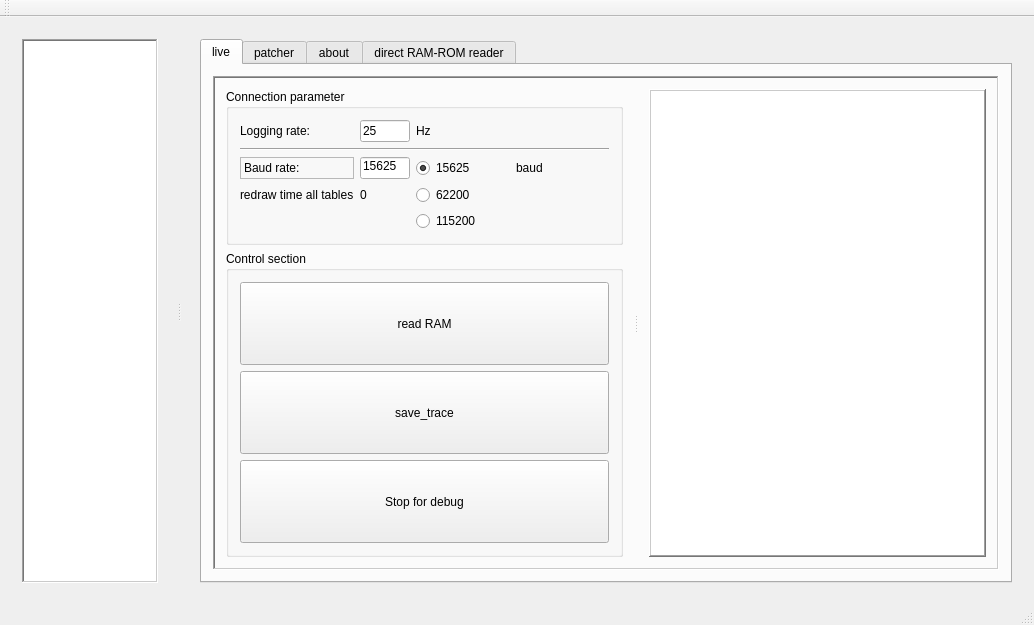
This is mainwindow.ui in DowJhob/Evo-live-map as Qt 5 draws it before an edit. The edited form follows.
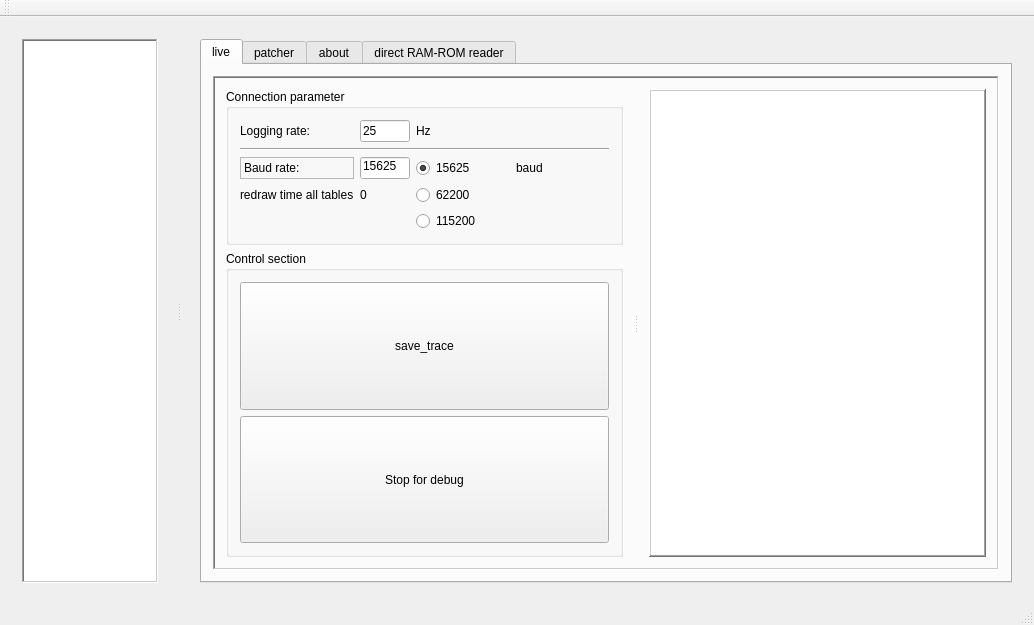
This is the edited form.

Diff of the .ui file:
```diff
--- a/mainwindow.ui
+++ b/mainwindow.ui
@@ -398,25 +398,6 @@
                   <layout class="QGridLayout" name="gridLayout_18">
                    <item row="0" column="0">
                     <layout class="QVBoxLayout" name="verticalLayout_5">
-                     <item>
-                      <widget class="QPushButton" name="read_RAM_Button">
-                       <property name="enabled">
-                        <bool>true</bool>
-                       </property>
-                       <property name="sizePolicy">
-                        <sizepolicy hsizetype="Preferred" vsizetype="Expanding">
-                         <horstretch>0</horstretch>
-                         <verstretch>0</verstretch>
-                        </sizepolicy>
-                       </property>
-                       <property name="text">
-                        <string>read RAM</string>
-                       </property>
-                       <property name="checkable">
-                        <bool>false</bool>
-                       </property>
-                      </widget>
-                     </item>
                      <item>
                       <widget class="QPushButton" name="save_trace_pushButton">
                        <property name="sizePolicy">
```
